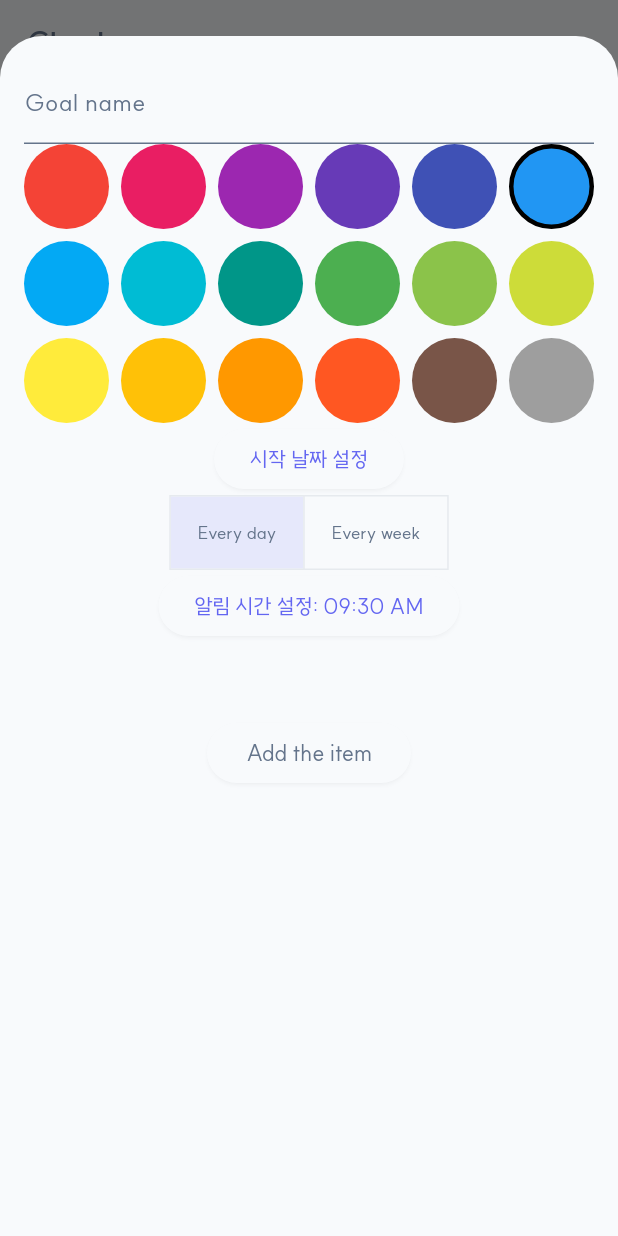
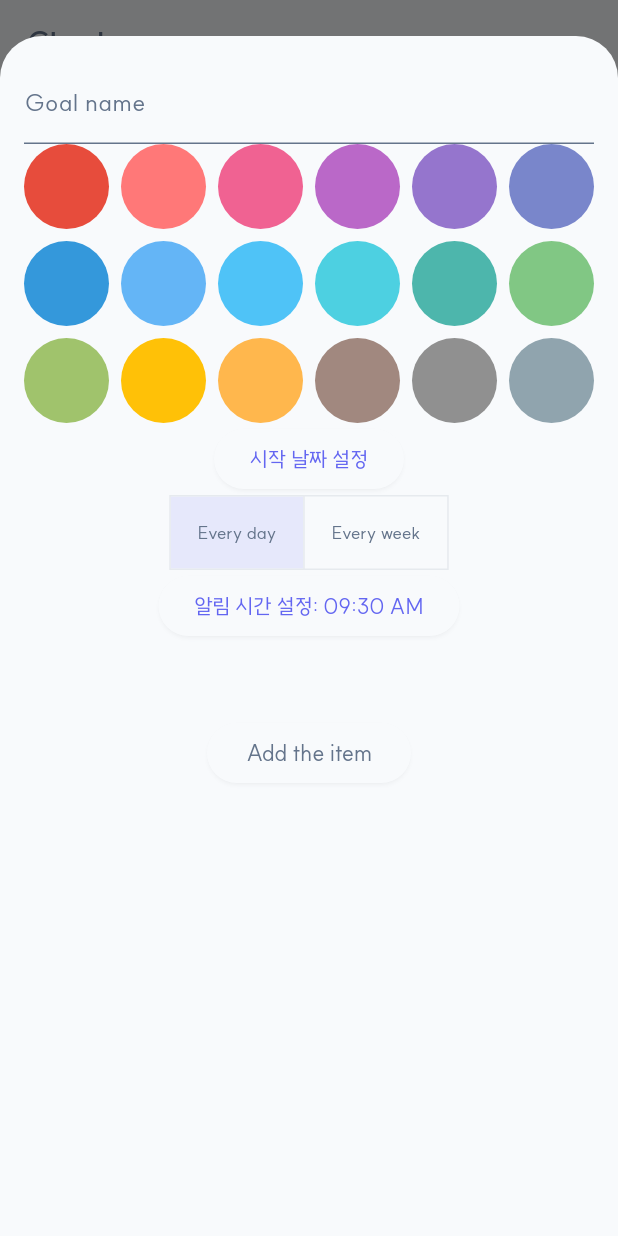
Before and after one commit to sendminder/toddle-toddle, a Flutter app: the screen it shows after launch, after a tap on an icon or button, on a phone screen of 412 x 824 dp. Run offline on Flutter 3.47's test engine with Material 3 defaults, Android fonts, the light colour scheme and no system bars; drawn by our look-alikes of table_calendar; our stand-ins replace easy_localization, fl_chart, fluentui_system_icons, flutter_local_notifications, flutter_native_timezone, flutter_riverpod and 5 more; missing offline and left inert: flutter_displaymode; accounts and stored records are empty; statements that could not run were skipped; project files that could hold a hidden picture were left out.

Commit message:
색상 변경

```diff
--- a/lib/widgets/edit/color_picker_form.dart
+++ b/lib/widgets/edit/color_picker_form.dart
@@ -5,25 +5,25 @@ import 'package:get_it/get_it.dart';
 
 class ColorPickerFormWidget extends ConsumerWidget {
   // 18개의 색상을 정의
-  final List<Color> colors = [
-    Colors.red,
-    Colors.pink,
-    Colors.purple,
-    Colors.deepPurple,
-    Colors.indigo,
-    Colors.blue,
-    Colors.lightBlue,
-    Colors.cyan,
-    Colors.teal,
-    Colors.green,
-    Colors.lightGreen,
-    Colors.lime,
-    Colors.yellow,
-    Colors.amber,
-    Colors.orange,
-    Colors.deepOrange,
-    Colors.brown,
-    Colors.grey,
+  List<Color> colors = const [
+    Color(0xFFE74C3C),
+    Color(0xFFFF7878),
+    Color(0xFFF06292),
+    Color(0xFFBA68C8),
+    Color(0xFF9575CD),
+    Color(0xFF7986CB),
+    Color(0xFF3498DB),
+    Color(0xFF64B5F6),
+    Color(0xFF4FC3F7),
+    Color(0xFF4DD0E1),
+    Color(0xFF4DB6AC),
+    Color(0xFF81C784),
+    Color(0xFFA0C36C),
+    Color(0xFFFFC107),
+    Color(0xFFFFB74D),
+    Color(0xFFA1887F),
+    Color(0xFF909090),
+    Color(0xFF90A4AE),
   ];
 
   ColorPickerFormWidget({
--- a/lib/widgets/goal/goal_item_builder.dart
+++ b/lib/widgets/goal/goal_item_builder.dart
@@ -64,7 +64,8 @@ class GoalItemListWidget extends ConsumerWidget {
                     currentGoal.schedule.notificationTime,
                     style: const TextStyle(
                       fontSize: 12,
-                      color: Colors.white,
+                      color: Colors.white70,
+                      fontWeight: FontWeight.bold,
                     ),
                   ),
                 ),
```
Also changed, not shown: lib/widgets/goal/goal_list_manage.dart (+30 -8 lines).
